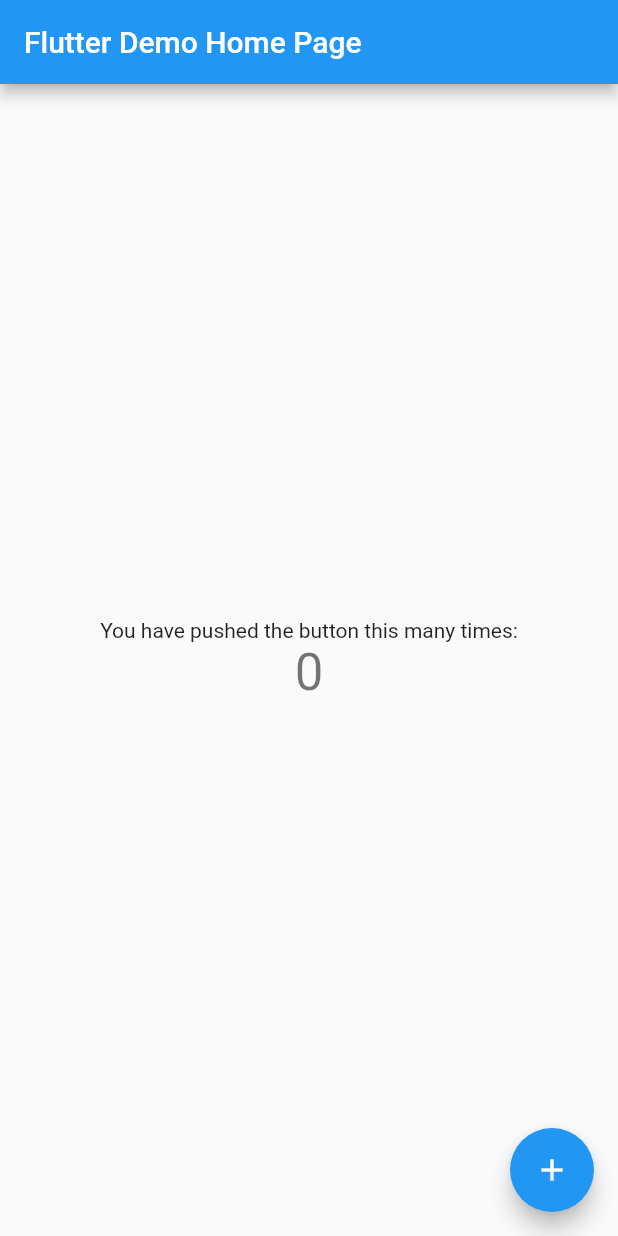
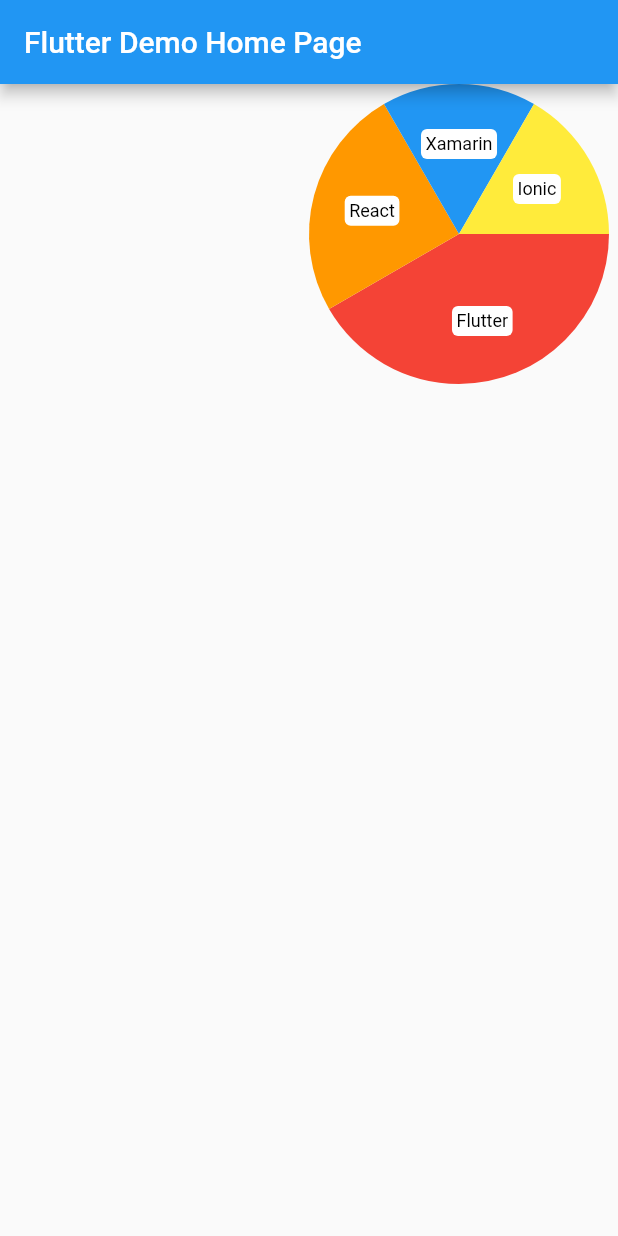
Before and after one commit to Niubaobao/flutter_pie, a Flutter app: the screen it shows after launch, on a phone screen of 412 x 824 dp. Run offline on Flutter 3.47's test engine with Material 2 defaults, Android fonts, the phone set to English and light mode, and no system bars.

Commit message:
饼图开发

```diff
--- a/example/lib/main.dart
+++ b/example/lib/main.dart
@@ -1,31 +1,16 @@
 import 'package:flutter/material.dart';
+import 'package:flutter_pie/flutter_pie.dart';
 
 void main() {
   runApp(MyApp());
 }
 
 class MyApp extends StatelessWidget {
-  // This widget is the root of your application.
+
   @override
   Widget build(BuildContext context) {
     return MaterialApp(
       title: 'Flutter Demo',
-      theme: ThemeData(
-        // This is the theme of your application.
-        //
-        // Try running your application with "flutter run". You'll see the
-        // application has a blue toolbar. Then, without quitting the app, try
-        // changing the primarySwatch below to Colors.green and then invoke
-        // "hot reload" (press "r" in the console where you ran "flutter run",
-        // or simply save your changes to "hot reload" in a Flutter IDE).
-        // Notice that the counter didn't reset back to zero; the application
-        // is not restarted.
-        primarySwatch: Colors.blue,
-        // This makes the visual density adapt to the platform that you run
-        // the app on. For desktop platforms, the controls will be smaller and
-        // closer together (more dense) than on mobile platforms.
-        visualDensity: VisualDensity.adaptivePlatformDensity,
-      ),
       home: MyHomePage(title: 'Flutter Demo Home Page'),
     );
   }
@@ -34,14 +19,6 @@ class MyApp extends StatelessWidget {
 class MyHomePage extends StatefulWidget {
   MyHomePage({Key key, this.title}) : super(key: key);
 
-  // This widget is the home page of your application. It is stateful, meaning
-  // that it has a State object (defined below) that contains fields that affect
-  // how it looks.
-
-  // This class is the configuration for the state. It holds the values (in this
-  // case the title) provided by the parent (in this case the App widget) and
-  // used by the build method of the State. Fields in a Widget subclass are
-  // always marked "final".
 
   final String title;
 
@@ -50,68 +27,29 @@ class MyHomePage extends StatefulWidget {
 }
 
 class _MyHomePageState extends State<MyHomePage> {
-  int _counter = 0;
 
-  void _incrementCounter() {
-    setState(() {
-      // This call to setState tells the Flutter framework that something has
-      // changed in this State, which causes it to rerun the build method below
-      // so that the display can reflect the updated values. If we changed
-      // _counter without calling setState(), then the build method would not be
-      // called again, and so nothing would appear to happen.
-      _counter++;
-    });
-  }
+   Map<String, double> dataMap = {
+    "Flutter": 5,
+    "React": 3,
+    "Xamarin": 2,
+    "Ionic": 2,
+  };
 
   @override
   Widget build(BuildContext context) {
-    // This method is rerun every time setState is called, for instance as done
-    // by the _incrementCounter method above.
-    //
-    // The Flutter framework has been optimized to make rerunning build methods
-    // fast, so that you can just rebuild anything that needs updating rather
-    // than having to individually change instances of widgets.
+
     return Scaffold(
       appBar: AppBar(
-        // Here we take the value from the MyHomePage object that was created by
-        // the App.build method, and use it to set our appbar title.
         title: Text(widget.title),
       ),
       body: Center(
-        // Center is a layout widget. It takes a single child and positions it
-        // in the middle of the parent.
         child: Column(
-          // Column is also a layout widget. It takes a list of children and
-          // arranges them vertically. By default, it sizes itself to fit its
-          // children horizontally, and tries to be as tall as its parent.
-          //
-          // Invoke "debug painting" (press "p" in the console, choose the
-          // "Toggle Debug Paint" action from the Flutter Inspector in Android
-          // Studio, or the "Toggle Debug Paint" command in Visual Studio Code)
-          // to see the wireframe for each widget.
-          //
-          // Column has various properties to control how it sizes itself and
-          // how it positions its children. Here we use mainAxisAlignment to
-          // center the children vertically; the main axis here is the vertical
-          // axis because Columns are vertical (the cross axis would be
-          // horizontal).
-          mainAxisAlignment: MainAxisAlignment.center,
           children: <Widget>[
-            Text(
-              'You have pushed the button this many times:',
-            ),
-            Text(
-              '$_counter',
-              style: Theme.of(context).textTheme.headline4,
-            ),
+            FlutterPie(dataMap:dataMap)
           ],
         ),
       ),
-      floatingActionButton: FloatingActionButton(
-        onPressed: _incrementCounter,
-        tooltip: 'Increment',
-        child: Icon(Icons.add),
-      ), // This trailing comma makes auto-formatting nicer for build methods.
+
     );
   }
 }
--- a/lib/flutter_pie.dart
+++ b/lib/flutter_pie.dart
@@ -1,3 +1,3 @@
 library flutter_pie;
 
-export 'src/pie.dart';
+export 'src/flutter_pie.dart';
```
Also changed, not shown: lib/src/flutter_pie.dart (+25 -2 lines), lib/src/paper_painter.dart (added, +78 -0 lines).
